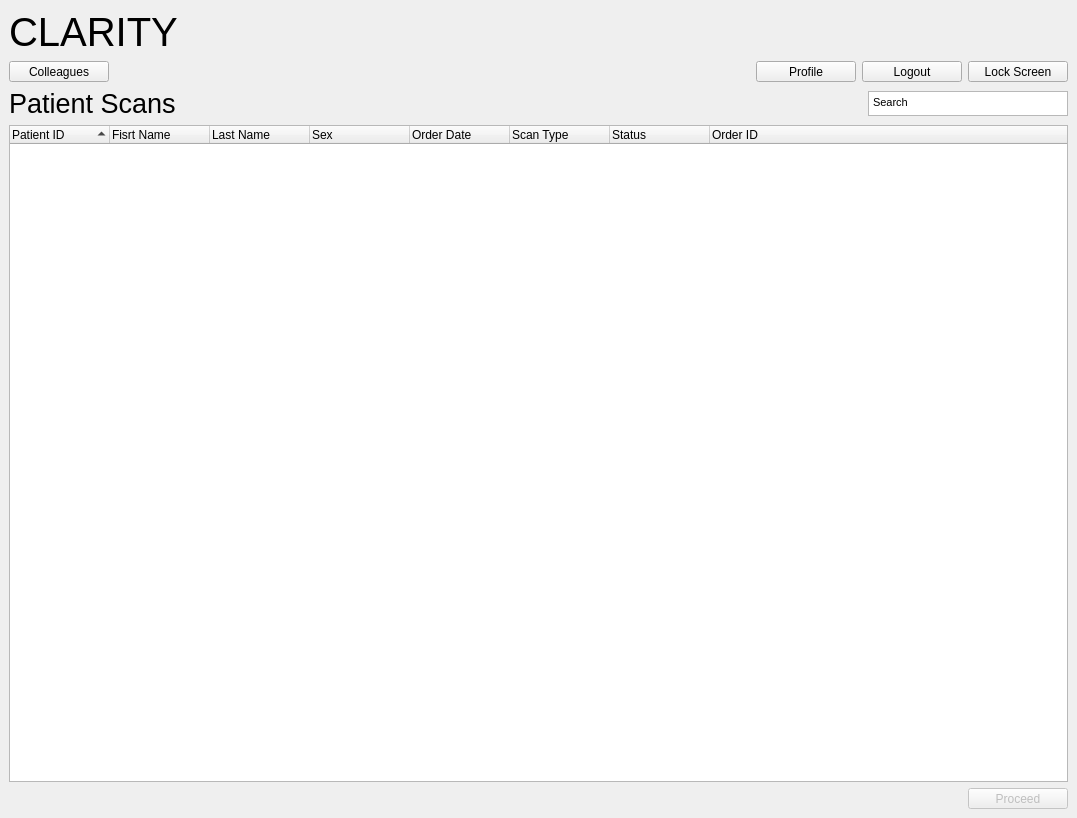
Before: the Qt Designer form UI/rad.ui in nilsgehlin/team-dft, drawn with Qt 5.
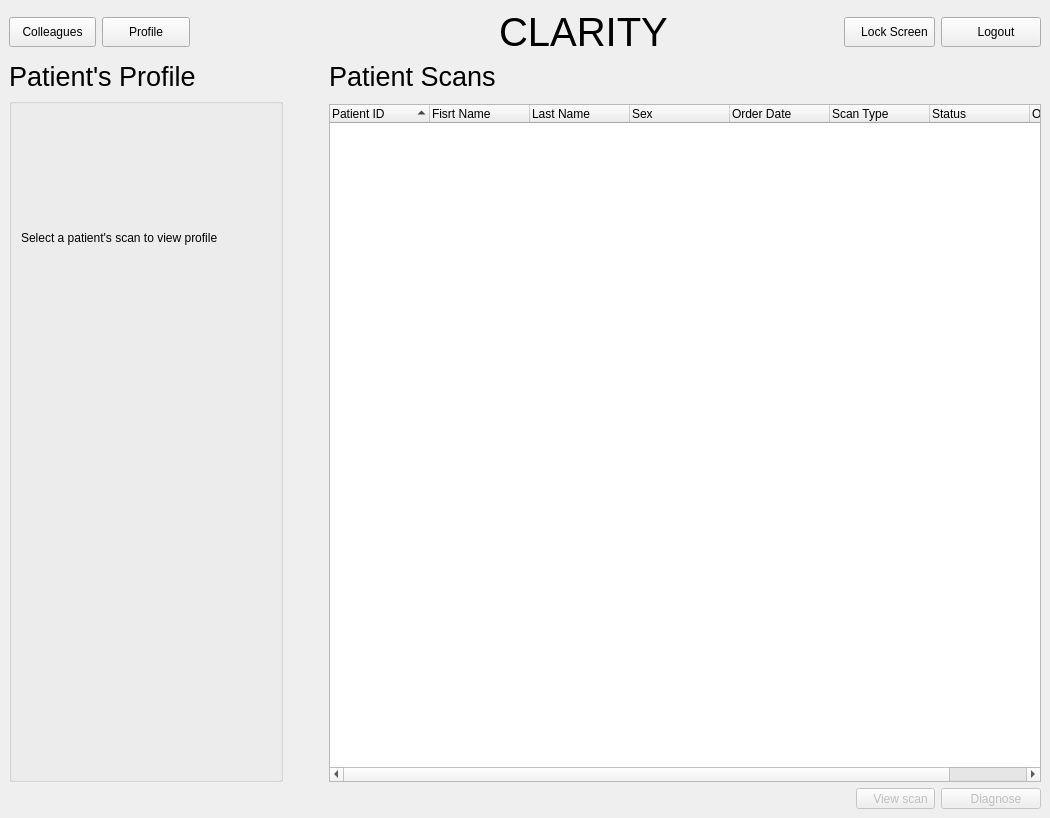
After: the same form once the commit is applied. The open tabs and pages were chosen to show the change. Icons and pictures are not drawn.

Commit message: Remove middle page for rad and add patient profile

```diff
--- a/UI/rad.ui
+++ b/UI/rad.ui
@@ -6,7 +6,7 @@
    <rect>
     <x>0</x>
     <y>0</y>
-    <width>1077</width>
+    <width>1050</width>
     <height>818</height>
    </rect>
   </property>
@@ -18,7 +18,27 @@
   </property>
   <widget class="QWidget" name="page_rad_home">
    <layout class="QGridLayout" name="gridLayout">
-    <item row="4" column="2" colspan="3">
+    <item row="2" column="7">
+     <widget class="QLabel" name="page_rad_home_label_scans">
+      <property name="styleSheet">
+       <string notr="true">font-size: 20pt;</string>
+      </property>
+      <property name="text">
+       <string>Patient Scans</string>
+      </property>
+     </widget>
+    </item>
+    <item row="2" column="0">
+     <widget class="QLabel" name="page_rad_home_label_patients_profile">
+      <property name="styleSheet">
+       <string notr="true">font-size: 20pt;</string>
+      </property>
+      <property name="text">
+       <string>Patient's Profile</string>
+      </property>
+     </widget>
+    </item>
+    <item row="4" column="7" colspan="4">
      <widget class="QTreeWidget" name="page_rad_home_patient_information">
       <property name="minimumSize">
        <size>
@@ -77,37 +97,248 @@
       </column>
      </widget>
     </item>
-    <item row="2" column="4">
-     <widget class="QTextEdit" name="page_rad_home_search_bar">
-      <property name="maximumSize">
+    <item row="4" column="6">
+     <spacer name="horizontalSpacer">
+      <property name="orientation">
+       <enum>Qt::Horizontal</enum>
+      </property>
+      <property name="sizeType">
+       <enum>QSizePolicy::Maximum</enum>
+      </property>
+      <property name="sizeHint" stdset="0">
        <size>
-        <width>200</width>
-        <height>25</height>
+        <width>40</width>
+        <height>20</height>
        </size>
       </property>
-      <property name="html">
-       <string>&lt;!DOCTYPE HTML PUBLIC &quot;-//W3C//DTD HTML 4.0//EN&quot; &quot;http://www.w3.org/TR/REC-html40/strict.dtd&quot;&gt;
-&lt;html&gt;&lt;head&gt;&lt;meta name=&quot;qrichtext&quot; content=&quot;1&quot; /&gt;&lt;style type=&quot;text/css&quot;&gt;
-p, li { white-space: pre-wrap; }
-&lt;/style&gt;&lt;/head&gt;&lt;body style=&quot; font-family:'MS Shell Dlg 2'; font-size:8.25pt; font-weight:400; font-style:normal;&quot;&gt;
-&lt;p style=&quot; margin-top:0px; margin-bottom:0px; margin-left:0px; margin-right:0px; -qt-block-indent:0; text-indent:0px;&quot;&gt;Search&lt;/p&gt;&lt;/body&gt;&lt;/html&gt;</string>
+     </spacer>
+    </item>
+    <item row="3" column="0" rowspan="2">
+     <widget class="QGroupBox" name="groupBox">
+      <property name="title">
+       <string/>
       </property>
+      <layout class="QGridLayout" name="gridLayout_11">
+       <item row="1" column="0">
+        <spacer name="verticalSpacer">
+         <property name="orientation">
+          <enum>Qt::Vertical</enum>
+         </property>
+         <property name="sizeType">
+          <enum>QSizePolicy::Maximum</enum>
+         </property>
+         <property name="sizeHint" stdset="0">
+          <size>
+           <width>20</width>
+           <height>10</height>
+          </size>
+         </property>
+        </spacer>
+       </item>
+       <item row="0" column="0">
+        <widget class="QLabel" name="page_rad_home_label_profile_picture">
+         <property name="minimumSize">
+          <size>
+           <width>250</width>
+           <height>250</height>
+          </size>
+         </property>
+         <property name="maximumSize">
+          <size>
+           <width>250</width>
+           <height>250</height>
+          </size>
+         </property>
+         <property name="text">
+          <string>Select a patient's scan to view profile</string>
+         </property>
+         <property name="scaledContents">
+          <bool>true</bool>
+         </property>
+        </widget>
+       </item>
+       <item row="2" column="0">
+        <widget class="QLabel" name="page_rad_home_label_name">
+         <property name="minimumSize">
+          <size>
+           <width>0</width>
+           <height>30</height>
+          </size>
+         </property>
+         <property name="text">
+          <string/>
+         </property>
+        </widget>
+       </item>
+       <item row="4" column="0">
+        <widget class="QLabel" name="page_rad_home_label_phone_number">
+         <property name="minimumSize">
+          <size>
+           <width>0</width>
+           <height>30</height>
+          </size>
+         </property>
+         <property name="text">
+          <string/>
+         </property>
+        </widget>
+       </item>
+       <item row="6" column="0">
+        <widget class="QLabel" name="page_rad_home_label_email">
+         <property name="minimumSize">
+          <size>
+           <width>0</width>
+           <height>30</height>
+          </size>
+         </property>
+         <property name="text">
+          <string/>
+         </property>
+        </widget>
+       </item>
+       <item row="3" column="0">
+        <widget class="QLabel" name="page_rad_home_label_age">
+         <property name="minimumSize">
+          <size>
+           <width>0</width>
+           <height>30</height>
+          </size>
+         </property>
+         <property name="text">
+          <string/>
+         </property>
+        </widget>
+       </item>
+       <item row="5" column="0">
+        <widget class="QLabel" name="page_rad_home_label_address">
+         <property name="minimumSize">
+          <size>
+           <width>0</width>
+           <height>30</height>
+          </size>
+         </property>
+         <property name="text">
+          <string/>
+         </property>
+        </widget>
+       </item>
+       <item row="7" column="0">
+        <spacer name="verticalSpacer_5">
+         <property name="orientation">
+          <enum>Qt::Vertical</enum>
+         </property>
+         <property name="sizeHint" stdset="0">
+          <size>
+           <width>20</width>
+           <height>40</height>
+          </size>
+         </property>
+        </spacer>
+       </item>
+      </layout>
      </widget>
     </item>
-    <item row="1" column="2" colspan="3">
-     <layout class="QHBoxLayout" name="horizontalLayout_4">
+    <item row="5" column="10">
+     <layout class="QHBoxLayout" name="horizontalLayout_6">
+      <item>
+       <spacer name="horizontalSpacer_25">
+        <property name="orientation">
+         <enum>Qt::Horizontal</enum>
+        </property>
+        <property name="sizeHint" stdset="0">
+         <size>
+          <width>40</width>
+          <height>20</height>
+         </size>
+        </property>
+       </spacer>
+      </item>
+      <item>
+       <widget class="QToolButton" name="page_rad_home_button_view_scan">
+        <property name="enabled">
+         <bool>false</bool>
+        </property>
+        <property name="maximumSize">
+         <size>
+          <width>300</width>
+          <height>30</height>
+         </size>
+        </property>
+        <property name="layoutDirection">
+         <enum>Qt::RightToLeft</enum>
+        </property>
+        <property name="text">
+         <string>   View scan</string>
+        </property>
+        <property name="icon">
+         <iconset>
+          <normaloff>icons/view.png</normaloff>icons/view.png</iconset>
+        </property>
+        <property name="iconSize">
+         <size>
+          <width>30</width>
+          <height>30</height>
+         </size>
+        </property>
+        <property name="toolButtonStyle">
+         <enum>Qt::ToolButtonTextBesideIcon</enum>
+        </property>
+       </widget>
+      </item>
+      <item>
+       <widget class="QToolButton" name="page_rad_home_button_diagnose">
+        <property name="enabled">
+         <bool>false</bool>
+        </property>
+        <property name="minimumSize">
+         <size>
+          <width>100</width>
+          <height>0</height>
+         </size>
+        </property>
+        <property name="maximumSize">
+         <size>
+          <width>300</width>
+          <height>30</height>
+         </size>
+        </property>
+        <property name="layoutDirection">
+         <enum>Qt::RightToLeft</enum>
+        </property>
+        <property name="text">
+         <string>   Diagnose</string>
+        </property>
+        <property name="icon">
+         <iconset>
+          <normaloff>icons/diagnose.png</normaloff>icons/diagnose.png</iconset>
+        </property>
+        <property name="iconSize">
+         <size>
+          <width>30</width>
+          <height>30</height>
+         </size>
+        </property>
+        <property name="toolButtonStyle">
+         <enum>Qt::ToolButtonTextBesideIcon</enum>
+        </property>
+       </widget>
+      </item>
+     </layout>
+    </item>
+    <item row="0" column="0">
+     <layout class="QHBoxLayout" name="horizontalLayout_5">
       <item>
        <widget class="QToolButton" name="page_rad_home_button_colleagues">
         <property name="minimumSize">
          <size>
-          <width>100</width>
+          <width>0</width>
           <height>0</height>
          </size>
         </property>
         <property name="maximumSize">
          <size>
-          <width>100</width>
-          <height>16777215</height>
+          <width>300</width>
+          <height>30</height>
          </size>
         </property>
         <property name="text">
@@ -117,36 +348,35 @@
          <iconset>
           <normaloff>icons/colleagues.png</normaloff>icons/colleagues.png</iconset>
         </property>
-        <property name="toolButtonStyle">
-         <enum>Qt::ToolButtonTextUnderIcon</enum>
-        </property>
-       </widget>
-      </item>
-      <item>
-       <spacer name="horizontalSpacer">
-        <property name="orientation">
-         <enum>Qt::Horizontal</enum>
-        </property>
-        <property name="sizeHint" stdset="0">
+        <property name="iconSize">
          <size>
-          <width>40</width>
-          <height>20</height>
+          <width>30</width>
+          <height>30</height>
          </size>
         </property>
-       </spacer>
+        <property name="toolButtonStyle">
+         <enum>Qt::ToolButtonTextBesideIcon</enum>
+        </property>
+       </widget>
       </item>
       <item>
        <widget class="QToolButton" name="page_rad_home_button_view_profile">
+        <property name="sizePolicy">
+         <sizepolicy hsizetype="Preferred" vsizetype="Preferred">
+          <horstretch>0</horstretch>
+          <verstretch>0</verstretch>
+         </sizepolicy>
+        </property>
         <property name="minimumSize">
          <size>
-          <width>100</width>
+          <width>0</width>
           <height>0</height>
          </size>
         </property>
         <property name="maximumSize">
          <size>
-          <width>100</width>
-          <height>16777215</height>
+          <width>300</width>
+          <height>30</height>
          </size>
         </property>
         <property name="text">
@@ -156,133 +386,136 @@
          <iconset>
           <normaloff>icons/account.png</normaloff>icons/account.png</iconset>
         </property>
+        <property name="iconSize">
+         <size>
+          <width>30</width>
+          <height>30</height>
+         </size>
+        </property>
         <property name="toolButtonStyle">
-         <enum>Qt::ToolButtonTextUnderIcon</enum>
+         <enum>Qt::ToolButtonTextBesideIcon</enum>
         </property>
        </widget>
       </item>
       <item>
-       <widget class="QToolButton" name="page_rad_home_button_logout">
-        <property name="minimumSize">
-         <size>
-          <width>100</width>
-          <height>0</height>
-         </size>
+       <widget class="QLabel" name="label_3">
+        <property name="text">
+         <string/>
         </property>
-        <property name="maximumSize">
+       </widget>
+      </item>
+     </layout>
+    </item>
+    <item row="0" column="7" colspan="4">
+     <layout class="QHBoxLayout" name="horizontalLayout_2">
+      <item>
+       <spacer name="horizontalSpacer_24">
+        <property name="orientation">
+         <enum>Qt::Horizontal</enum>
+        </property>
+        <property name="sizeHint" stdset="0">
          <size>
-          <width>100</width>
-          <height>16777215</height>
+          <width>40</width>
+          <height>20</height>
          </size>
         </property>
+       </spacer>
+      </item>
+      <item>
+       <widget class="QLabel" name="page_rad_home_label_clarity">
+        <property name="styleSheet">
+         <string notr="true">font: 30pt;</string>
+        </property>
         <property name="text">
-         <string>Logout</string>
+         <string>CLARITY</string>
         </property>
-        <property name="icon">
-         <iconset>
-          <normaloff>icons/logout.png</normaloff>icons/logout.png</iconset>
+       </widget>
+      </item>
+      <item>
+       <spacer name="horizontalSpacer_23">
+        <property name="orientation">
+         <enum>Qt::Horizontal</enum>
         </property>
-        <property name="toolButtonStyle">
-         <enum>Qt::ToolButtonTextUnderIcon</enum>
+        <property name="sizeHint" stdset="0">
+         <size>
+          <width>40</width>
+          <height>20</height>
+         </size>
         </property>
-       </widget>
+       </spacer>
       </item>
       <item>
        <widget class="QToolButton" name="page_rad_home_button_lock_screen">
         <property name="minimumSize">
          <size>
-          <width>100</width>
+          <width>0</width>
           <height>0</height>
          </size>
         </property>
         <property name="maximumSize">
          <size>
-          <width>100</width>
-          <height>16777215</height>
+          <width>3000</width>
+          <height>30</height>
          </size>
         </property>
         <property name="layoutDirection">
          <enum>Qt::RightToLeft</enum>
         </property>
         <property name="text">
-         <string>Lock Screen</string>
+         <string>   Lock Screen</string>
         </property>
         <property name="icon">
          <iconset>
           <normaloff>icons/lock.png</normaloff>icons/lock.png</iconset>
         </property>
+        <property name="iconSize">
+         <size>
+          <width>30</width>
+          <height>30</height>
+         </size>
+        </property>
         <property name="toolButtonStyle">
-         <enum>Qt::ToolButtonTextUnderIcon</enum>
+         <enum>Qt::ToolButtonTextBesideIcon</enum>
+        </property>
+       </widget>
+      </item>
+      <item>
+       <widget class="QToolButton" name="page_rad_home_button_logout">
+        <property name="minimumSize">
+         <size>
+          <width>100</width>
+          <height>0</height>
+         </size>
+        </property>
+        <property name="maximumSize">
+         <size>
+          <width>100</width>
+          <height>30</height>
+         </size>
+        </property>
+        <property name="layoutDirection">
+         <enum>Qt::RightToLeft</enum>
+        </property>
+        <property name="text">
+         <string>   Logout</string>
+        </property>
+        <property name="icon">
+         <iconset>
+          <normaloff>icons/logout.png</normaloff>icons/logout.png</iconset>
+        </property>
+        <property name="iconSize">
+         <size>
+          <width>30</width>
+          <height>30</height>
+         </size>
+        </property>
+        <property name="toolButtonStyle">
+         <enum>Qt::ToolButtonTextBesideIcon</enum>
         </property>
        </widget>
       </item>
      </layout>
     </item>
-    <item row="2" column="3">
-     <spacer name="horizontalSpacer_2">
-      <property name="orientation">
-       <enum>Qt::Horizontal</enum>
-      </property>
-      <property name="sizeHint" stdset="0">
-       <size>
-        <width>40</width>
-        <height>20</height>
-       </size>
-      </property>
-     </spacer>
-    </item>
-    <item row="2" column="2">
-     <widget class="QLabel" name="label_4">
-      <property name="styleSheet">
-       <string notr="true">font-size: 20pt;</string>
-      </property>
-      <property name="text">
-       <string>Patient Scans</string>
-      </property>
-     </widget>
-    </item>
-    <item row="6" column="4">
-     <widget class="QToolButton" name="page_rad_home_button_proceed">
-      <property name="enabled">
-       <bool>false</bool>
-      </property>
-      <property name="minimumSize">
-       <size>
-        <width>100</width>
-        <height>0</height>
-       </size>
-      </property>
-      <property name="maximumSize">
-       <size>
-        <width>100</width>
-        <height>16777215</height>
-       </size>
-      </property>
-      <property name="layoutDirection">
-       <enum>Qt::RightToLeft</enum>
-      </property>
-      <property name="text">
-       <string>Proceed</string>
-      </property>
-      <property name="icon">
-       <iconset>
-        <normaloff>icons/forward.png</normaloff>icons/forward.png</iconset>
-      </property>
-      <property name="toolButtonStyle">
-       <enum>Qt::ToolButtonTextUnderIcon</enum>
-      </property>
-     </widget>
-    </item>
-    <item row="0" column="2">
-     <widget class="QLabel" name="label_6">
-      <property name="styleSheet">
-       <string notr="true">font: 30pt;</string>
-      </property>
-      <property name="text">
-       <string>CLARITY</string>
-      </property>
-     </widget>
-    </item>
    </layout>
   </widget>
   <widget class="QWidget" name="page_rad_view_only">
```
Left out of the diff: 785 changed lines with no effect on the pictures. The commit also changes 6 other files.
